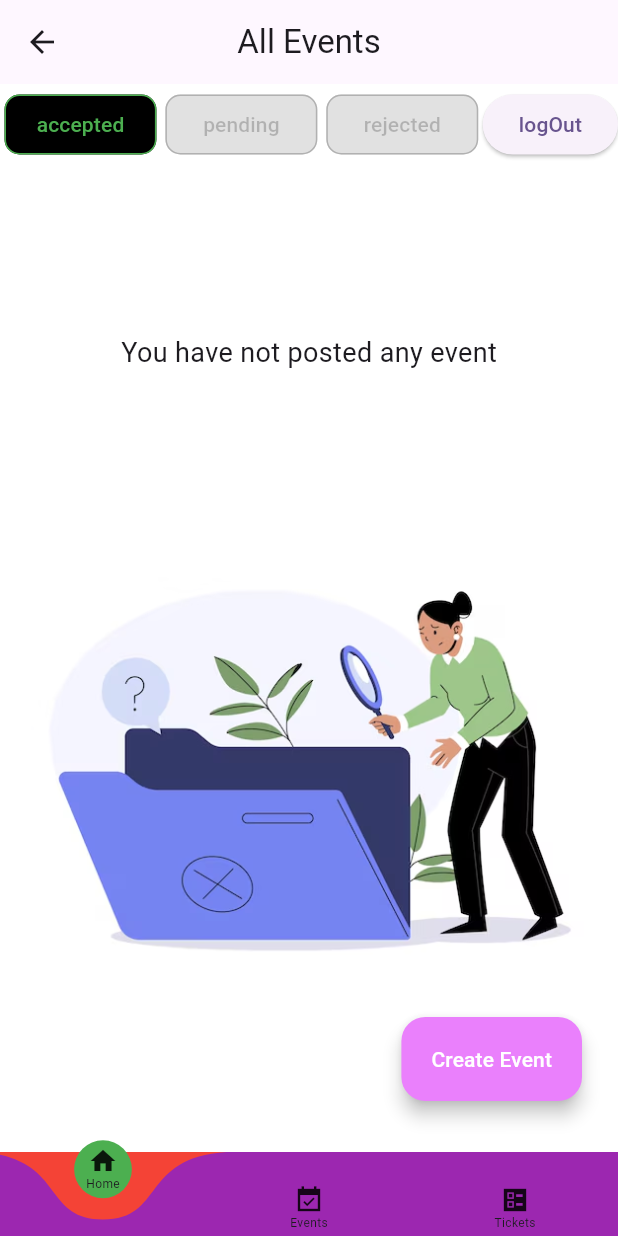
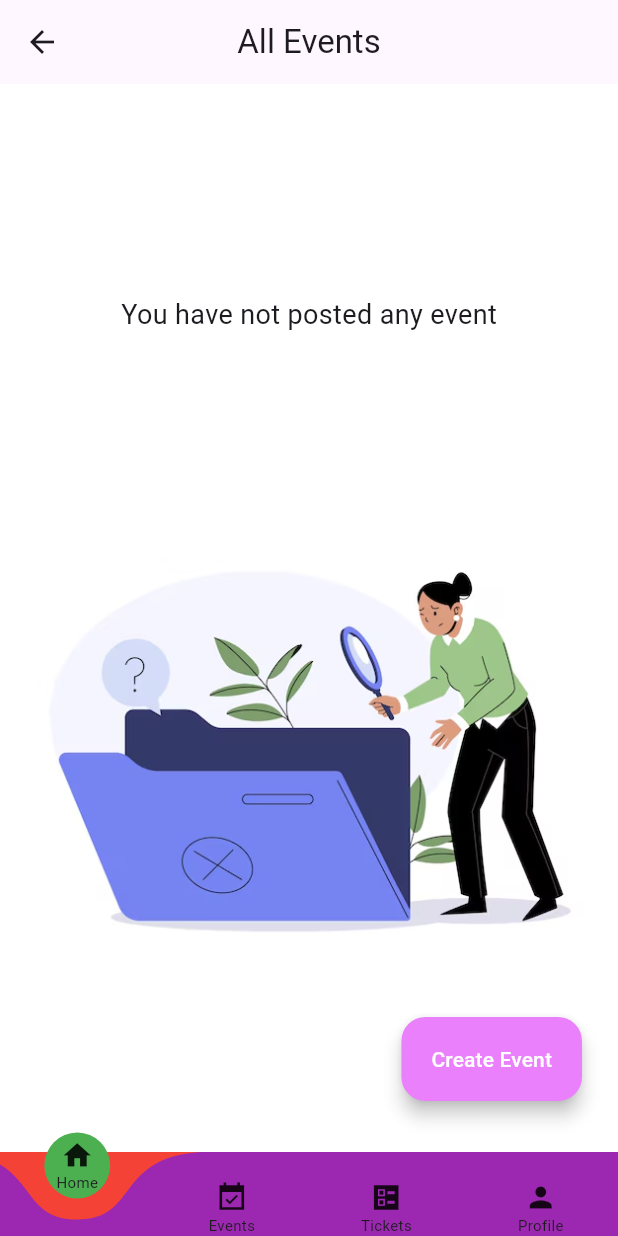
Before and after one commit to HassanEssam308/top-events, a Flutter app: the HomeScreen screen opened by its route, on a phone screen of 412 x 824 dp. Run offline on Flutter 3.47's test engine with Material 3 defaults, Android fonts, the phone set to English and light mode, and no system bars; drawn by our look-alikes of curved_navigation_bar; our stand-ins replace animated_splash_screen, barcode_widget, cloud_firestore, date_time_picker, firebase_auth, firebase_core and 8 more; missing offline and left inert: flutter_barcode_scanner, ticket_widget; accounts and stored records are empty.

Commit message:
add check the user is admin

```diff
--- a/lib/add_event/controllers/add_event_controller.dart
+++ b/lib/add_event/controllers/add_event_controller.dart
@@ -30,7 +30,7 @@ class AddEventController extends GetxController {
   List<String> imagesUrlList =[];
   List<String>  removeImagesUrlList =[];
   LatLng? currentLatLng;
-
+  EventStatus  eventStatus= EventStatus.pending ;
   late Set<Marker> markers;
   // RxList<Widget> allImages = RxList([]);
 
@@ -88,7 +88,7 @@ class AddEventController extends GetxController {
     dateController.text = FunctionsService.formatDateToInitialValueString(event.date);
     eventDate =  DateTime.fromMillisecondsSinceEpoch(event.date!.seconds * 1000);
     imagesUrlList =List.from(event.images!) ;
-
+    eventStatus =event.status;
   }
 
   setLocationToInput(EventLocation eventLocation) {
@@ -234,7 +234,7 @@ class AddEventController extends GetxController {
       description: descriptionController.text,
       ticketPrice: int.parse(priceController.text),
       images: imagesUrlList,
-      status: EventStatus.pending,
+      status:eventStatus,
       date: convertDateToTimestamp(),
       eventLocation: EventLocation(
           street: allLocation[0],
--- a/lib/all_Tickets/tickets_storage.dart
+++ b/lib/all_Tickets/tickets_storage.dart
@@ -61,7 +61,7 @@ class TicketsStorage extends StatelessWidget {
 
                             var doc2= eventSnapshot.data!;
                             EventModel eventModel= EventModel.fromFireStoreBySnapshot(doc2);
-                            print('***********eventSnapshot=${eventModel.eventTitle}');
+                            // print('***********eventSnapshot=${eventModel.eventTitle}');
                             return Card(
                               elevation: 8,
                               shape: RoundedRectangleBorder(
--- a/lib/all_events/controllers/all_events_controller.dart
+++ b/lib/all_events/controllers/all_events_controller.dart
@@ -1,8 +1,16 @@
 import 'package:get/get.dart';
+import 'package:top_events/constants.dart';
 
 class AllEventsController extends GetxController{
 
   Rx<String>  viewState=Rx('accepted');
+  Rx<bool>  isAdmin=Rx(false);
+
+   @override
+  onReady(){
+     super.onReady();
+     isAdmin.value=(box.read("isAdmin"))??false;
+   }
 
   changState(String state){
     viewState.value=state;
--- a/lib/all_events/views/all_events_screen.dart
+++ b/lib/all_events/views/all_events_screen.dart
@@ -1,4 +1,3 @@
-import 'package:firebase_auth/firebase_auth.dart';
 import 'package:flutter/material.dart';
 import 'package:get/get.dart';
 import 'package:top_events/widgets/cards_events_widget.dart';
@@ -22,10 +21,12 @@ class AllEventsScreen extends StatelessWidget {
         centerTitle: true,
         title: const Text('All Events'),
       ),
-      floatingActionButton: drawerFloatingActionButton(),
+      floatingActionButton: drawerCreateEventFloatingActionButton(),
       body: Column(
         children: [
-          Row(
+          Padding(
+            padding: const EdgeInsets.all(8.0),
+            child:allEventsController.isAdmin.value==true? Row(
               children: [
                 Expanded(
                   flex: 1,
@@ -42,15 +43,8 @@ class AllEventsScreen extends StatelessWidget {
                   child: CustomOutlineButton(
                       text: "rejected", allEventsController: allEventsController),
                 ),
-              ElevatedButton(
-                onPressed: () {
-                  FirebaseAuth.instance.signOut();
-                  box.write('uid', null);
-                  Get.offAllNamed('/loginScreen');
-                },
-                child: const Text('logOut'),
-              ),
               ],
+            ):Container(),
           ),
           Expanded(
             child: Obx(
@@ -68,7 +62,7 @@ class AllEventsScreen extends StatelessWidget {
   }
 
 
-  Widget drawerFloatingActionButton() {
+  Widget drawerCreateEventFloatingActionButton() {
     return Padding(
       padding: const EdgeInsets.only(bottom: 18.0, right: 8),
       child: FloatingActionButton.extended(
--- a/lib/home/controllers/home_controller.dart
+++ b/lib/home/controllers/home_controller.dart
@@ -1,9 +1,29 @@
 import 'package:get/get.dart';
+import 'package:top_events/constants.dart';
 
 class HomeController extends GetxController{
   Rx<int> selectedIndex =Rx(0);
+  Rx<bool>  isAdmin=Rx(false);
+
+  @override
+  onReady(){
+    super.onReady();
+    isAdmin.value=(box.read("isAdmin"))??false;
+  }
 
   void changeScreen(int index){
     selectedIndex.value=index ;
   }
+  @override
+  void onInit() {
+// print("onInit*******HomeController******selectedIndex =${selectedIndex.value}");
+    super.onInit();
+  }
+
+  @override
+  void onClose() {
+    super.onClose();
+    selectedIndex.value=0;
+    // print("onClose*******HomeController******selectedIndex =${selectedIndex.value}");
+  }
 }
--- a/lib/home/views/home_screen.dart
+++ b/lib/home/views/home_screen.dart
@@ -3,6 +3,8 @@ import 'package:flutter/material.dart';
 import 'package:get/get.dart';
 import 'package:top_events/all_events/views/all_events_screen.dart';
 import 'package:top_events/my_posted_events/views/my_posted_events_screen.dart';
+import 'package:top_events/profileScreen/profileScreen.dart';
+import 'package:top_events/tickets_Scann_QrCode/tickets_Scan_QrCode.dart';
 
 import '../../all_Tickets/tickets_storage.dart';
 import '../controllers/home_controller.dart';
@@ -11,58 +13,84 @@ class HomeScreen extends StatelessWidget {
   HomeScreen({super.key});
 
   final HomeController homeController = Get.put(HomeController());
-  final screens = [
-    AllEventsScreen(),
-    const MyPostedEventsScreen(),
-    TicketsStorage(),
-  ];
-  final icons = <Widget>[
-    // const Icon(Icons.home,size: 25,),
-    // const Icon(Icons.event_available_sharp,size: 25,),
-    // Icon(Icons.badge, size: 20), Text("Tickets")
-    const SizedBox(
-      child: Column(
-        mainAxisSize: MainAxisSize.min,
-        mainAxisAlignment:MainAxisAlignment.end,
-        children: [Icon(Icons.home, size: 20), Text("Home",style: TextStyle(
-          fontSize: 8,
-        ),),],
-      ),
-    ),
-    const SizedBox(
-      child: Column(
-        mainAxisSize: MainAxisSize.min,
-        mainAxisAlignment:MainAxisAlignment.end,
-        children: [Icon(Icons.event_available_sharp, size: 20), Text("Events",style: TextStyle(
-          fontSize: 8,
-        ))],
-      ),
-    ),
-    const SizedBox(
-      child: Column(
-        mainAxisSize: MainAxisSize.min,
-        mainAxisAlignment:MainAxisAlignment.end,
-        children: [Icon(Icons.ballot_sharp, size: 20), Text("Tickets",style: TextStyle(
-          fontSize: 8,
-        ))],
-      ),
-    ),
-  ];
+
+
 
   @override
   Widget build(BuildContext context) {
+    // final screens = [
+    //   AllEventsScreen(),
+    //   const MyPostedEventsScreen(),
+    //   TicketsStorage(),
+    //   homeController.isAdmin.value==true? TicketsScannQrcode():Container(),
+    //   ProfileScreen(),
+    // ];
+    // final icons = <Widget>[
+    //   ///Home
+    //   const SizedBox(
+    //     child: Column(
+    //       mainAxisSize: MainAxisSize.min,
+    //       mainAxisAlignment:MainAxisAlignment.end,
+    //       children: [Icon(Icons.home, size: 22), Text("Home",style: TextStyle(
+    //         fontSize: 10,
+    //       ),),],
+    //     ),
+    //   ),
+    //   ///Events
+    //
+    //   const SizedBox(
+    //     child: Column(
+    //       mainAxisSize: MainAxisSize.min,
+    //       mainAxisAlignment:MainAxisAlignment.end,
+    //       children: [Icon(Icons.event_available_sharp, size: 22), Text("Events",style: TextStyle(
+    //         fontSize: 10,
+    //       ))],
+    //     ),
+    //   ),
+    //   ///Tickets
+    //   const SizedBox(
+    //     child: Column(
+    //       mainAxisSize: MainAxisSize.min,
+    //       mainAxisAlignment:MainAxisAlignment.end,
+    //       children: [Icon(Icons.ballot_sharp, size: 22), Text("Tickets",style: TextStyle(
+    //         fontSize: 10,
+    //       ))],
+    //     ),
+    //   ),
+    //   ///Scanner
+    //   homeController.isAdmin.value==true?  const SizedBox(
+    //     child: Column(
+    //       mainAxisSize: MainAxisSize.min,
+    //       mainAxisAlignment:MainAxisAlignment.end,
+    //       children: [Icon(Icons.qr_code_scanner_outlined, size: 22), Text("Scanner",style: TextStyle(
+    //         fontSize: 10,
+    //       ))],
+    //     ),
+    //   ):Container(),
+    //   ///Profile
+    //   const SizedBox(
+    //     child: Column(
+    //       mainAxisSize: MainAxisSize.min,
+    //       mainAxisAlignment:MainAxisAlignment.end,
+    //       children: [Icon(Icons.person, size: 20), Text("Profile",style: TextStyle(
+    //         fontSize: 8,
+    //       ))],
+    //     ),
+    //   ),
+    // ];
     return SafeArea(
       child: Scaffold(
         extendBody: true,
-        body: Obx(() => screens[homeController.selectedIndex.value]),
+        // body: Obx(() => screens[homeController.selectedIndex.value]),
+        body: drawerScreens(homeController),
         bottomNavigationBar: CurvedNavigationBar(
           animationCurve: Curves.ease,
-          animationDuration: const Duration(seconds: 1),
+          // animationDuration: const Duration(seconds: 1),
           backgroundColor: Colors.red,
           color: Colors.purple,
           buttonBackgroundColor: Colors.green,
           height: 56,
-          items: icons,
+          items:  drawerBottomNavigationListItems(homeController),
           onTap: (index) {
             homeController.changeScreen(index);
           },
@@ -70,4 +98,48 @@ class HomeScreen extends StatelessWidget {
       ),
     );
   }
+  List<Widget> drawerBottomNavigationListItems(HomeController homeController){
+    return <Widget>[
+      ///Home
+      drawerItemBottomNavigation( "Home" ,Icons.home),
+      ///Events
+      drawerItemBottomNavigation( "Events" ,Icons.event_available_sharp),
+      ///Tickets
+      drawerItemBottomNavigation( "Tickets" ,Icons.ballot_sharp),
+      ///Scanner
+    //   Obx(
+    // ()=> homeController.isAdmin.value==true? drawerItemBottomNavigation( "Home" ,Icons.home)
+    //     :Container(),
+    //   ),
+      if (homeController.isAdmin.value)  drawerItemBottomNavigation( "Scanner" ,Icons.qr_code_scanner_outlined),
+
+
+      ///Profile
+      drawerItemBottomNavigation( "Profile" ,Icons.person),
+
+    ];
+   }
+
+  Widget drawerItemBottomNavigation(String label ,IconData icon){
+    return  SizedBox(
+      child: Column(
+        mainAxisSize: MainAxisSize.min,
+        mainAxisAlignment:MainAxisAlignment.end,
+        children: [  Icon(icon, size: 22), Text(label,style: const TextStyle(
+          fontSize: 10,
+        ))],
+      ),
+    );
+  }
+
+   Widget drawerScreens(HomeController homeController){
+     final screens = [
+       AllEventsScreen(),
+       const MyPostedEventsScreen(),
+       TicketsStorage(),
+       if (homeController.isAdmin.value) TicketsScannQrcode(),
+     ProfileScreen(),
+     ];
+    return Obx(() => screens[homeController.selectedIndex.value]) ;
+   }
 }
--- a/lib/main.dart
+++ b/lib/main.dart
@@ -8,11 +8,6 @@ import 'package:get_storage/get_storage.dart';
 import 'package:top_events/LoginScrren/LoginScreen.dart';
 import 'package:top_events/SplachScerren/SplashScreen.dart';
 import 'package:top_events/all_events/views/all_events_screen.dart';
-import 'package:top_events/profileScreen/EditeProfileScreen.dart';
-import 'package:top_events/profileScreen/profileScreen.dart';
-import 'package:top_events/tickets_Genrate_QrCode/tickets_Genrate_QrCode.dart';
-import 'package:top_events/tickets_Scann_QrCode/tickets_Scan_QrCode.dart';
-import 'all_Tickets/tickets_storage.dart';
 import 'firebase_options.dart';
 
 Future<void> main() async {
--- a/lib/profileScreen/profileScreen.dart
+++ b/lib/profileScreen/profileScreen.dart
@@ -150,7 +150,7 @@ class ProfileScreen extends StatelessWidget {
                                 FirebaseAuth.instance.signOut();
                                 box.write('uid',null);
 
-                                Get.toNamed('/loginScreen');
+                                Get.offAllNamed('/loginScreen');
                               }, child: const Text('LogOut',style: TextStyle(color: Colors.white,fontSize: 16),),),
                             ],
                           )
```
Also changed, not shown: lib/add_event/models/event_model.dart (+0 -131 lines), lib/add_event/views/add_event_screen.dart (+8 -13 lines), lib/add_event/views/add_event_widgets.dart (+16 -17 lines), lib/event_details/controllers/event_details_controller.dart (+8 -19 lines), lib/event_details/views/event_details_screen.dart (+11 -10 lines), lib/widgets/custom_dropdown_button_widget.dart (+24 -17 lines). Lines whose indentation alone changed are shown as unchanged.
